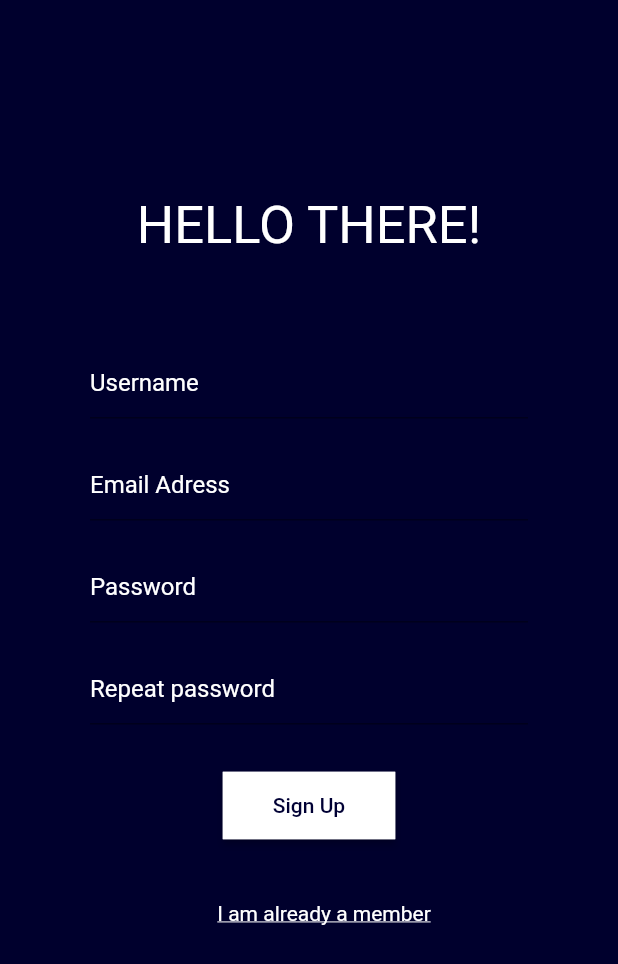
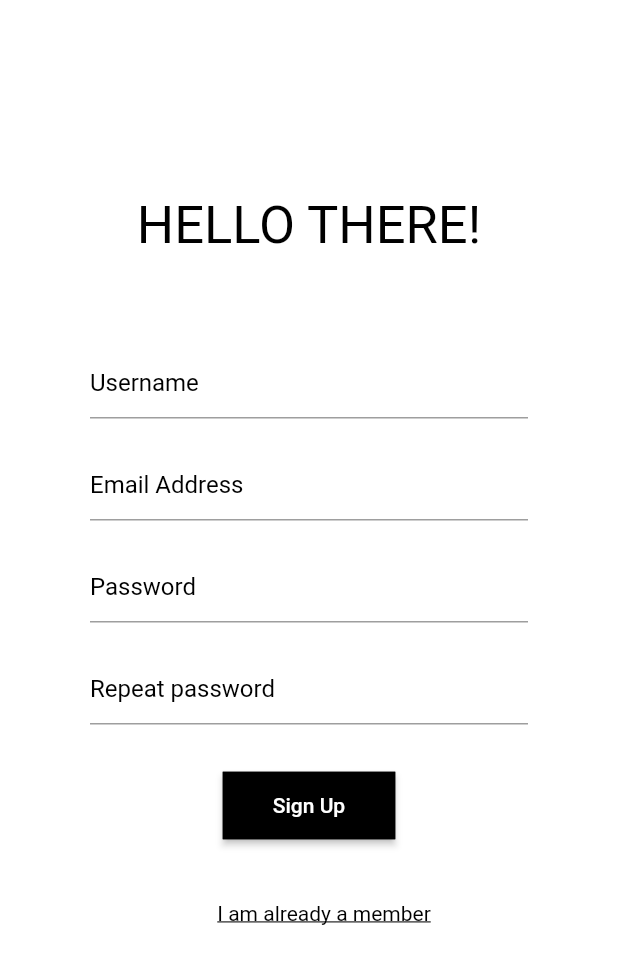
Before and after one commit to ignasbudreika/mapas, a Flutter app: the screen it shows after launch, on a phone screen of 412 x 824 dp. Shown: the top 964 px of the screen. Run offline on Flutter 3.47's test engine with Material 2 defaults, Android fonts, the phone set to English and light mode, and no system bars; our stand-ins replace flutter_map, google_nav_bar, latlong, line_icons.

Commit message:
Changed color of sign up page

```diff
--- a/lib/screen/signup.dart
+++ b/lib/screen/signup.dart
@@ -8,7 +8,7 @@ class SignUp extends StatelessWidget {
             resizeToAvoidBottomPadding: false,
             body: Container(
                 color: Color.fromRGBO(
-                    0, 0, 45, 1), //Color.fromRGBO(34, 38, 76, 1),
+                    255, 255, 255, 1), //Color.fromRGBO(34, 38, 76, 1),
                 child: Column(
                     crossAxisAlignment: CrossAxisAlignment.center,
                     children: <Widget>[
@@ -18,7 +18,7 @@ class SignUp extends StatelessWidget {
                             "HELLO THERE!",
                             style: TextStyle(
                                 fontSize: 35,
-                                color: Color.fromRGBO(255, 255, 255,
+                                color: Color.fromRGBO(0, 0, 0,
                                     1) //Color.fromRGBO(179, 83, 113, 1)
                                 ),
                           )),
@@ -27,17 +27,17 @@ class SignUp extends StatelessWidget {
                         child: TextField(
                           decoration: InputDecoration(
                               hintText: 'Username',
-                              hintStyle: TextStyle(
-                                  color: Color.fromRGBO(255, 255, 255, 1))),
+                              hintStyle:
+                                  TextStyle(color: Color.fromRGBO(0, 0, 0, 1))),
                         ),
                       ),
                       Container(
                         margin: EdgeInsets.fromLTRB(60.0, 20, 60.0, 0.0),
                         child: TextField(
                           decoration: InputDecoration(
-                              hintText: 'Email Adress',
-                              hintStyle: TextStyle(
-                                  color: Color.fromRGBO(255, 255, 255, 1))),
+                              hintText: 'Email Address',
+                              hintStyle:
+                                  TextStyle(color: Color.fromRGBO(0, 0, 0, 1))),
                         ),
                       ),
                       Container(
@@ -45,8 +45,8 @@ class SignUp extends StatelessWidget {
                         child: TextField(
                           decoration: InputDecoration(
                               hintText: 'Password',
-                              hintStyle: TextStyle(
-                                  color: Color.fromRGBO(255, 255, 255, 1))),
+                              hintStyle:
+                                  TextStyle(color: Color.fromRGBO(0, 0, 0, 1))),
                         ),
                       ),
                       Container(
@@ -54,8 +54,8 @@ class SignUp extends StatelessWidget {
                         child: TextField(
                           decoration: InputDecoration(
                               hintText: 'Repeat password',
-                              hintStyle: TextStyle(
-                                  color: Color.fromRGBO(255, 255, 255, 1))),
+                              hintStyle:
+                                  TextStyle(color: Color.fromRGBO(0, 0, 0, 1))),
                         ),
                       ),
                       Container(
@@ -67,13 +67,13 @@ class SignUp extends StatelessWidget {
                               shape: RoundedRectangleBorder(
                                   //borderRadius: BorderRadius.circular(20),
                                   side: BorderSide(
-                                      color: Color.fromRGBO(255, 255, 255, 1))),
+                                      color: Color.fromRGBO(0, 0, 0, 1))),
                               onPressed: () {},
-                              color: Color.fromRGBO(255, 255, 255, 1),
+                              color: Color.fromRGBO(0, 0, 0, 1),
                               child: Text(
                                 "Sign Up",
                                 style: TextStyle(
-                                    color: Color.fromRGBO(0, 0, 52, 1)),
+                                    color: Color.fromRGBO(255, 255, 255, 1)),
                               ),
                             ),
                           )),
@@ -83,7 +83,7 @@ class SignUp extends StatelessWidget {
                             "I am already a member",
                             style: TextStyle(
                                 decoration: TextDecoration.underline,
-                                color: Color.fromRGBO(255, 255, 255, 1)),
+                                color: Color.fromRGBO(0, 0, 0, 1)),
                           ))
                     ]))));
   }
```
